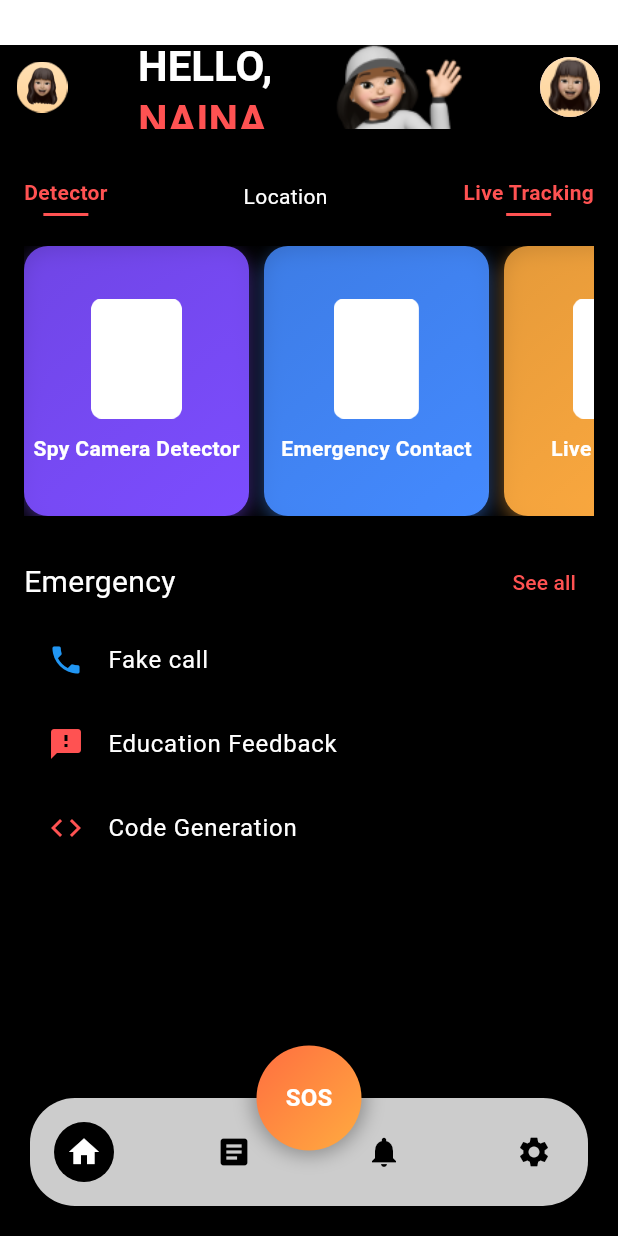
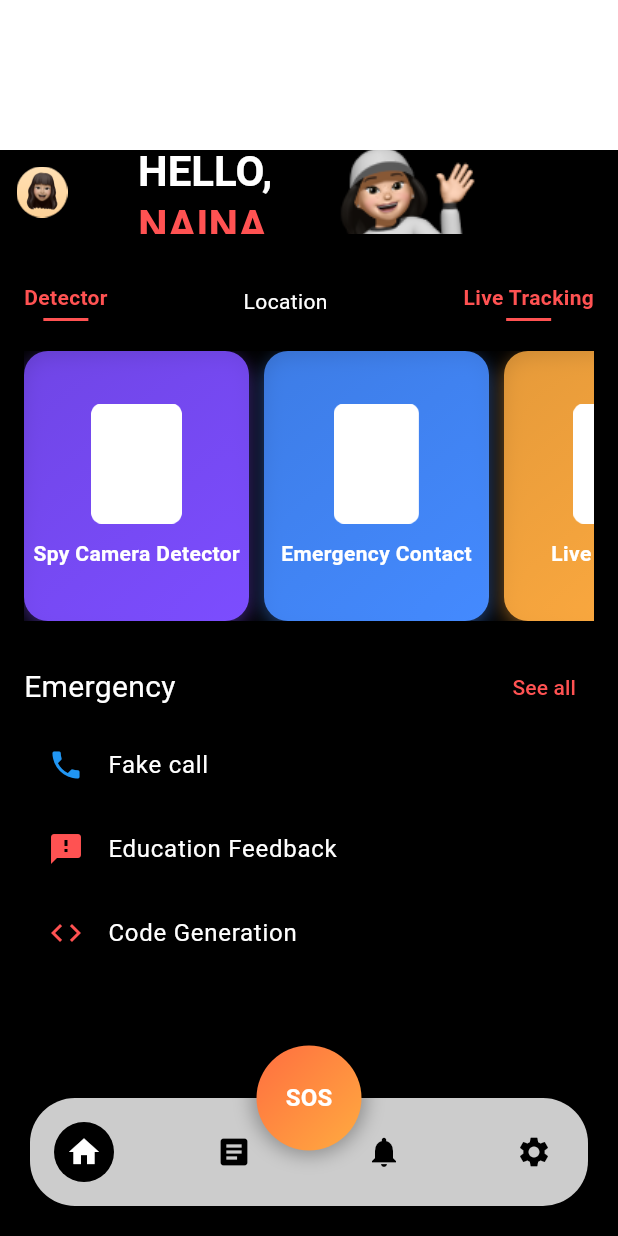
Before and after one commit to SIH-APP/Women_Safety_SIH, a Flutter app: the screen it shows after launch, on a phone screen of 412 x 824 dp. Run offline on Flutter 3.47's test engine with Material 3 defaults, Android fonts, the phone set to English and light mode, and no system bars; our stand-ins replace geolocator; accounts and stored records are empty.

Commit message:
Update home_screen.dart

```diff
--- a/lib/views/home_screen.dart
+++ b/lib/views/home_screen.dart
@@ -13,7 +13,7 @@ class HomeScreen extends StatelessWidget {
   @override
   Widget build(BuildContext context) {
     return Padding(
-      padding: const EdgeInsets.only(top: 30 ),
+      padding: const EdgeInsets.only(top: 100 ),
       child: Scaffold(
         key: _scaffoldKey,
         backgroundColor: Colors.black,
@@ -59,19 +59,11 @@ class HomeScreen extends StatelessWidget {
               SizedBox(height:100,width: 30),
               Image.asset(
                 'assets/images/hand_wave.png',
-                height: 100,
+                height: 110,
               ),
             ],
           ),
-          actions: [
-            Padding(
-              padding: const EdgeInsets.all(8.0),
-              child: CircleAvatar(
-                backgroundImage: AssetImage('assets/images/avatar.png'),
-                radius: 24,
-              ),
-            ),
-          ],
+
         ),
         drawer: buildDrawer(context),
         body: SafeArea(
```
